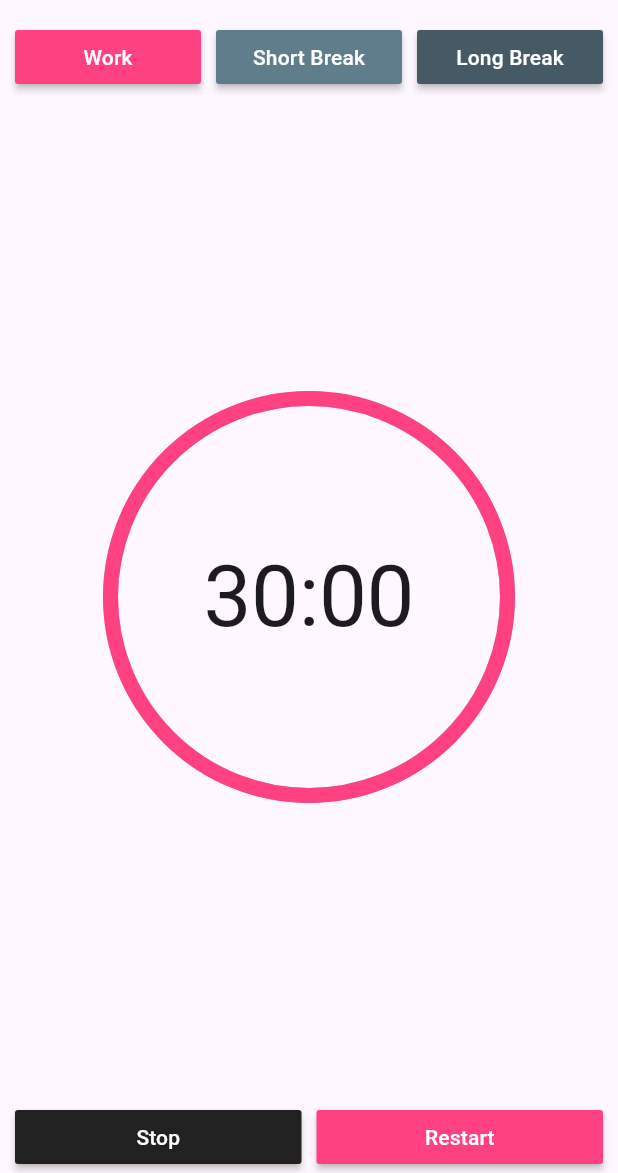
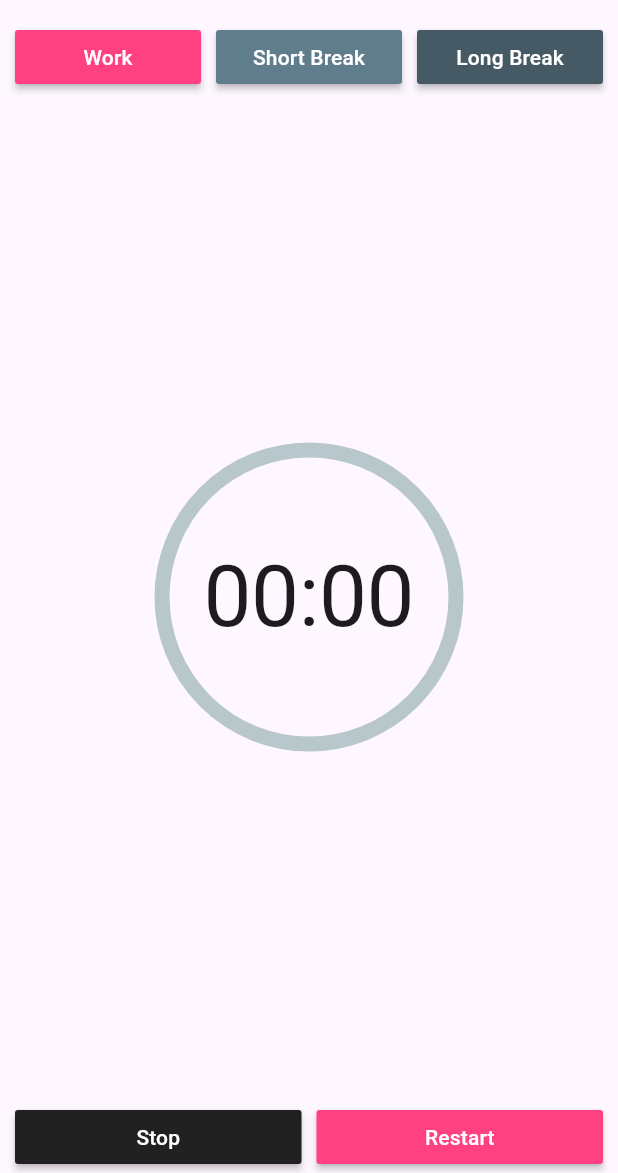
Before and after one commit to lucianalfred/Productivity-Timer, a Flutter app: the first screen one second after launch, on a phone screen of 412 x 824 dp, the part 63-1236 px from its top. Run offline on Flutter 3.47's test engine with Material 3 defaults, Android fonts, the phone set to English and light mode, and no system bars; drawn by our look-alikes of percent_indicator.

Commit message:
feat: timer feat

```diff
--- a/lib/main.dart
+++ b/lib/main.dart
@@ -1,6 +1,9 @@
 import "package:flutter/material.dart";
 import "package:percent_indicator/circular_percent_indicator.dart";
 import "package:productivity_timer/widgets.dart";
+
+import './timer.dart';
+import './timermodel.dart';
 
 void main() => runApp(MyApp());
 
@@ -19,10 +22,13 @@ class MyApp extends StatelessWidget {
 
 class TimerHomePage extends StatelessWidget {
   final double defaultPadding = 5.0;
-  // final CountDownTimer timer = CountDownTimer();
+
+  final CountDownTimer timer = CountDownTimer();
 
   @override
   Widget build(BuildContext context) {
+    timer.startWork();
+
     return Scaffold(
       appBar: AppBar(title: Text("My Work Timer")),
       body: LayoutBuilder(
@@ -60,17 +66,26 @@ class TimerHomePage extends StatelessWidget {
                   Padding(padding: EdgeInsets.all(defaultPadding)),
                 ],
               ),
-
               Expanded(
+                child: StreamBuilder(
+                  initialData: "00:00",
+                  stream: timer.stream(),
+                  builder: (BuildContext context, AsyncSnapshot snapshot) {
+                    TimerModel timer = (snapshot.data == '00:00')
+                        ? TimerModel('00:00', 1)
+                        : snapshot.data;
+                    return Expanded(
                       child: CircularPercentIndicator(
-                  radius: availableWidth / 3,
+                        radius: availableWidth / 4,
                         lineWidth: 10.0,
-                  percent: 1,
                         center: Text(
-                    "30:00",
+                          timer.time ?? "00:00",
                           style: Theme.of(context).textTheme.displayLarge,
                         ),
                         progressColor: Color(0xFFFF4081),
+                      ),
+                    );
+                  },
                 ),
               ),
 
--- a/lib/timer.dart
+++ b/lib/timer.dart
@@ -10,10 +10,14 @@ class CountDownTimer {
   Duration _fulltime = Duration.zero;
   int work = 30;
 
-  CountDownTimer({required Duration initialTime}) {
+  CountDownTimer({Duration initialTime = const Duration(minutes: 30)}) {
     _time = initialTime;
     _fulltime = initialTime;
   }
+
+  double get percent => _radius;
+  String get time => returnTime(_time);
+
   void startWork() {
     _radius = 1;
     _time = Duration(minutes: this.work, seconds: 0);
```
Lines whose indentation alone changed are shown as unchanged.
